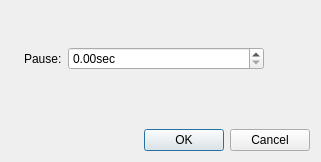
Qt form mscore/mscore/sectionbreak.ui (musescore/musescore-old) before a commit.
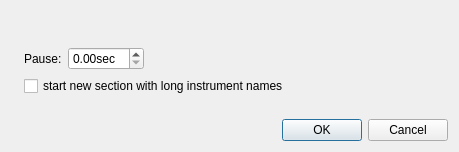
The same form after that commit. Icons and pictures are not drawn.

Commit message: new section break property: "start new section with long instrument names"

Patch:
```diff
--- a/mscore/mscore/sectionbreak.ui
+++ b/mscore/mscore/sectionbreak.ui
@@ -6,15 +6,15 @@
    <rect>
     <x>0</x>
     <y>0</y>
-    <width>321</width>
-    <height>162</height>
+    <width>459</width>
+    <height>152</height>
    </rect>
   </property>
   <property name="windowTitle">
    <string>MuseScore: Section Break Properties</string>
   </property>
   <layout class="QGridLayout" name="gridLayout">
-   <item row="0" column="0" rowspan="4">
+   <item row="0" column="0" rowspan="5">
     <widget class="QLabel" name="label_3">
      <property name="sizePolicy">
       <sizepolicy hsizetype="Fixed" vsizetype="Ignored">
@@ -30,6 +30,19 @@
      </property>
     </widget>
    </item>
+   <item row="3" column="1">
+    <spacer name="verticalSpacer_2">
+     <property name="orientation">
+      <enum>Qt::Vertical</enum>
+     </property>
+     <property name="sizeHint" stdset="0">
+      <size>
+       <width>20</width>
+       <height>41</height>
+      </size>
+     </property>
+    </spacer>
+   </item>
    <item row="0" column="1">
     <spacer name="verticalSpacer">
      <property name="orientation">
@@ -48,6 +61,9 @@
    </item>
    <item row="1" column="1">
     <layout class="QFormLayout" name="formLayout">
+     <property name="fieldGrowthPolicy">
+      <enum>QFormLayout::ExpandingFieldsGrow</enum>
+     </property>
      <item row="0" column="0">
       <widget class="QLabel" name="label">
        <property name="text">
@@ -86,20 +102,7 @@
      </property>
     </spacer>
    </item>
-   <item row="2" column="1">
-    <spacer name="verticalSpacer_2">
-     <property name="orientation">
-      <enum>Qt::Vertical</enum>
-     </property>
-     <property name="sizeHint" stdset="0">
-      <size>
-       <width>20</width>
-       <height>41</height>
-      </size>
-     </property>
-    </spacer>
-   </item>
-   <item row="3" column="1" colspan="2">
+   <item row="4" column="1" colspan="2">
     <widget class="QDialogButtonBox" name="buttonBox">
      <property name="orientation">
       <enum>Qt::Horizontal</enum>
@@ -109,6 +112,13 @@
      </property>
     </widget>
    </item>
+   <item row="2" column="1">
+    <widget class="QCheckBox" name="_startWithLongNames">
+     <property name="text">
+      <string>start new section with long instrument names</string>
+     </property>
+    </widget>
+   </item>
   </layout>
  </widget>
  <resources>
```
The commit also changes 8 other files.
